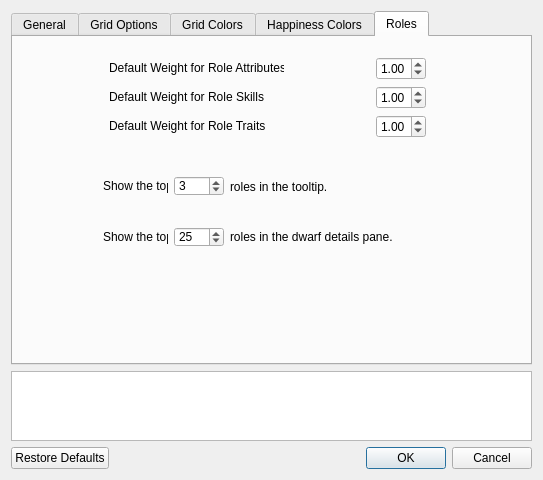
First picture: the form in ui/optionsmenu.ui, repository Dwarf-Therapist/Dwarf-Therapist, before the edit.
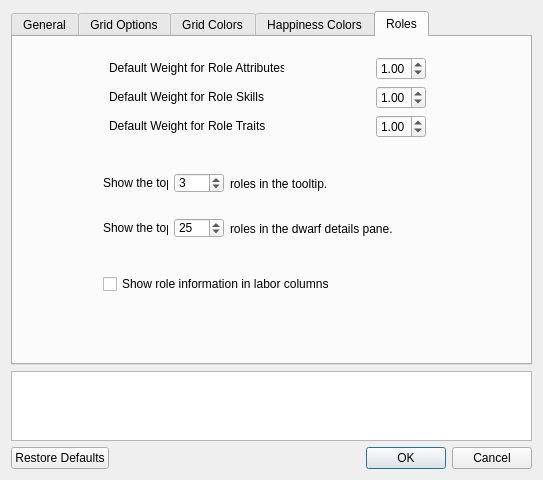
Second picture: the form after the edit. The open tabs and pages were chosen to show the change. Icons and pictures are not drawn.

Commit message: - minecart labors added to default views - push/haul vehicle labor added - added new jobs related to minecart stuff - attribute descriptions are based on the caste now - castes, reactions and races are read from memory now - fixes for trait ratings for roles - esc deselects dwarfs now - multiple labor toggling added - migration completely fixed now - tweaked some ui values to show actual played race names for modders - custom animal views can show attributes now - fixed a bug when adding new roles via the gui - better name translations - added a ton of new offsets

What changed in the file:
```diff
--- a/ui/optionsmenu.ui
+++ b/ui/optionsmenu.ui
@@ -530,7 +530,7 @@
          <x>10</x>
          <y>20</y>
          <width>491</width>
-         <height>202</height>
+         <height>237</height>
         </rect>
        </property>
        <layout class="QVBoxLayout" name="verticalLayout_3">
@@ -833,6 +833,55 @@
           </item>
          </layout>
         </item>
+        <item>
+         <spacer name="verticalSpacer_2">
+          <property name="orientation">
+           <enum>Qt::Vertical</enum>
+          </property>
+          <property name="sizeType">
+           <enum>QSizePolicy::Fixed</enum>
+          </property>
+          <property name="sizeHint" stdset="0">
+           <size>
+            <width>20</width>
+            <height>20</height>
+           </size>
+          </property>
+         </spacer>
+        </item>
+        <item>
+         <layout class="QHBoxLayout" name="horizontalLayout_12">
+          <item>
+           <spacer name="horizontalSpacer">
+            <property name="orientation">
+             <enum>Qt::Horizontal</enum>
+            </property>
+            <property name="sizeType">
+             <enum>QSizePolicy::Fixed</enum>
+            </property>
+            <property name="sizeHint" stdset="0">
+             <size>
+              <width>80</width>
+              <height>20</height>
+             </size>
+            </property>
+           </spacer>
+          </item>
+          <item>
+           <widget class="QCheckBox" name="chk_roles_in_labor">
+            <property name="toolTip">
+             <string/>
+            </property>
+            <property name="statusTip">
+             <string>Shows all roles which have the same skill as the labor uses. Additionally sorts labor columns by 'labor enabled' and then by role ratings.</string>
+            </property>
+            <property name="text">
+             <string>Show role information in labor columns</string>
+            </property>
+           </widget>
+          </item>
+         </layout>
+        </item>
        </layout>
       </widget>
      </widget>
```
Left out of the diff: 2 changed lines with no effect on the pictures. The commit also changes 53 other files.
